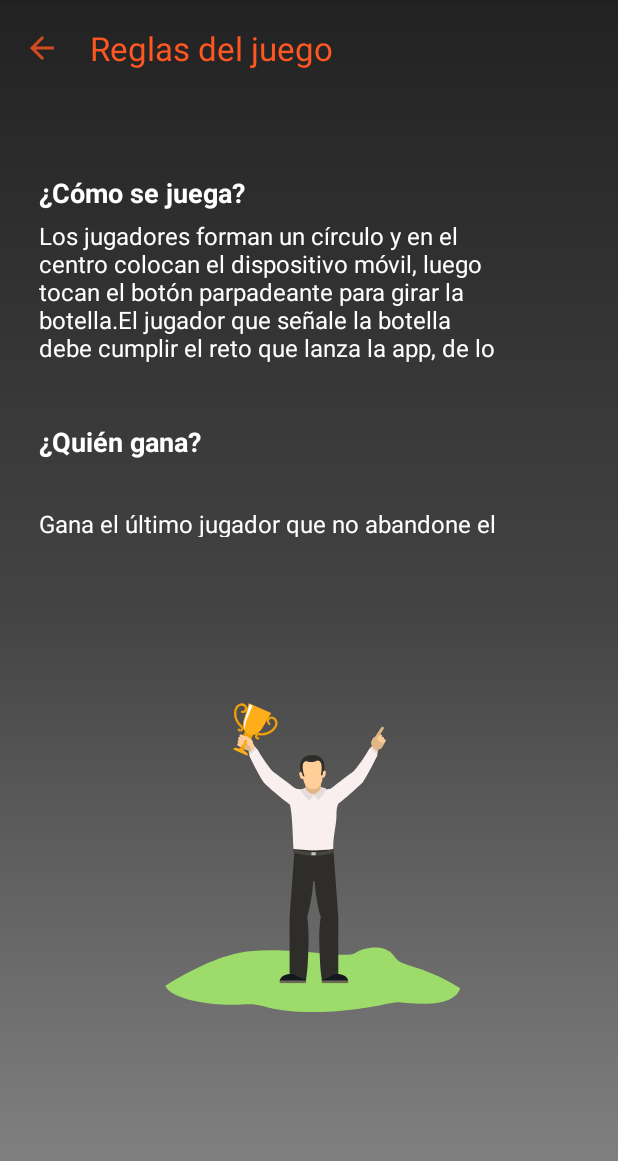
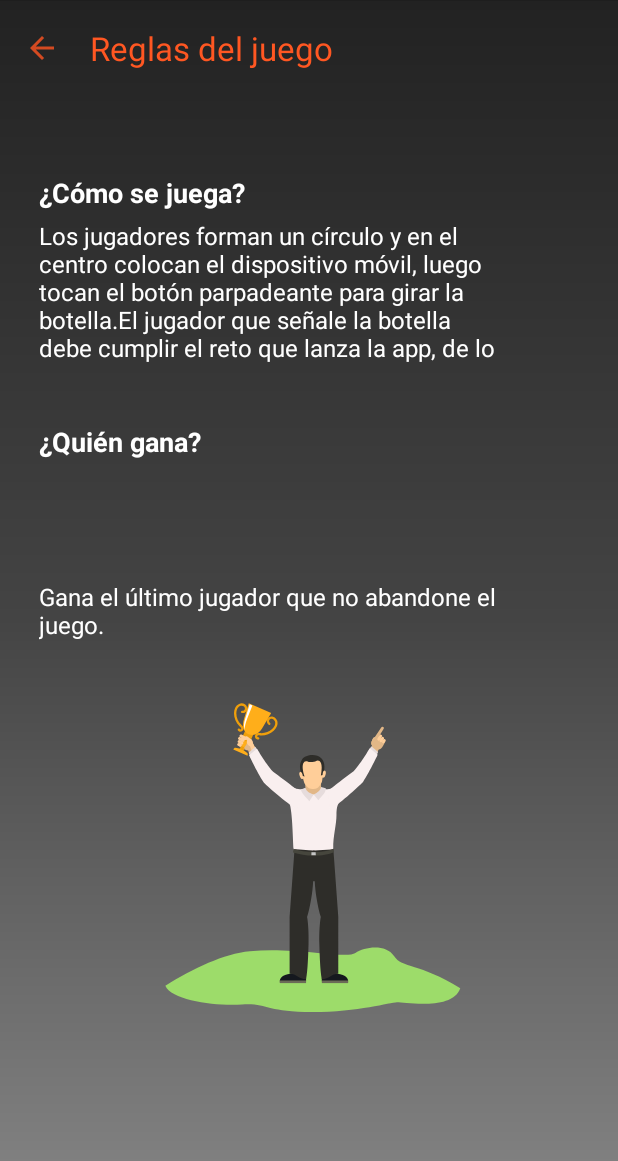
Before and after one commit to BrianGomezM/equipoUno, an Android app: the InstruccionesFragment screen opened through its navigation route, on a phone screen of 412 x 824 dp. Shown: the top 1161 px of the screen. Run offline under Robolectric (Android 15) with nearby library versions, the light colour scheme and no system bars; our stand-ins replace data binding.

Commit message:
Ajuste de texto de intrucciones

```diff
--- a/app/src/main/res/layout/fragment_instrucciones.xml
+++ b/app/src/main/res/layout/fragment_instrucciones.xml
@@ -74,17 +74,17 @@
 
         <TextView
             android:id="@+id/textView2"
-            android:layout_width="351dp"
-            android:layout_height="40dp"
+            android:layout_width="358dp"
+            android:layout_height="71dp"
             android:layout_gravity="center"
-            android:layout_marginTop="328dp"
             android:padding="10dp"
             android:text="@string/instrucciones2"
             android:textAllCaps="false"
             android:textColor="@color/white"
             android:textSize="16sp"
+            app:layout_constraintBottom_toBottomOf="parent"
             app:layout_constraintEnd_toEndOf="parent"
-            app:layout_constraintHorizontal_bias="0.266"
+            app:layout_constraintHorizontal_bias="0.301"
             app:layout_constraintStart_toStartOf="parent"
             app:layout_constraintTop_toTopOf="parent"
             tools:ignore="MissingConstraints" />
@@ -102,9 +102,9 @@
             app:layout_constraintTop_toTopOf="@+id/contentToolbar"
             app:layout_constraintVertical_bias="0.0"
             app:lottie_autoPlay="true"
+            app:lottie_loop="true"
             app:lottie_rawRes="@raw/winner"
             app:lottie_repeatMode="reverse"
-            app:lottie_loop="true"
             tools:ignore="MissingConstraints" />
 
     </androidx.constraintlayout.widget.ConstraintLayout>
```
